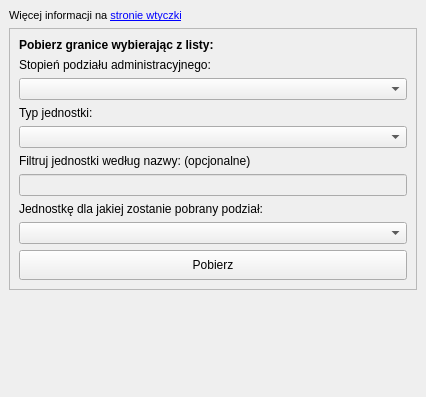
Qt form gissupport_plugin/modules/data_downloader/prg/prg_dockwidget.ui (gis-support/gis-support-plugin) before a commit.
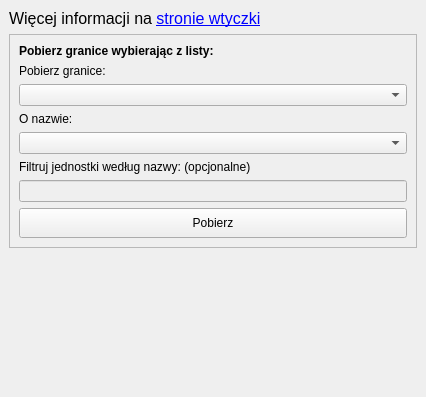
The same form after that commit.

```diff
--- a/gissupport_plugin/modules/data_downloader/prg/prg_dockwidget.ui
+++ b/gissupport_plugin/modules/data_downloader/prg/prg_dockwidget.ui
@@ -35,7 +35,7 @@
        </font>
       </property>
       <property name="text">
-       <string>&lt;html&gt;&lt;head/&gt;&lt;body&gt;&lt;p&gt;Więcej informacji na &lt;a href=&quot;https://gis-support.pl/wtyczka-gis-support/&quot;&gt;&lt;span style=&quot; text-decoration: underline; color:#0000ff;&quot;&gt;stronie wtyczki&lt;/span&gt;&lt;/a&gt;&lt;/p&gt;&lt;/body&gt;&lt;/html&gt;</string>
+       <string>&lt;html&gt;&lt;head/&gt;&lt;body&gt;&lt;p  style=&quot; font-size:12pt;&quot;&gt;Więcej informacji na &lt;a href=&quot;https://gis-support.pl/wtyczka-gis-support/&quot;&gt;&lt;span style=&quot; text-decoration: underline; color:#0000ff;&quot;&gt;stronie wtyczki&lt;/span&gt;&lt;/a&gt;&lt;/p&gt;&lt;/body&gt;&lt;/html&gt;</string>
       </property>
       <property name="textFormat">
        <enum>Qt::RichText</enum>
@@ -69,7 +69,7 @@
        <item>
         <widget class="QLabel" name="label_3">
          <property name="text">
-          <string>Stopień podziału administracyjnego:</string>
+          <string>Pobierz granice:</string>
          </property>
         </widget>
        </item>
@@ -77,14 +77,14 @@
         <widget class="QComboBox" name="entity_division_combobox"/>
        </item>
        <item>
-        <widget class="QLabel" name="label_4">
+        <widget class="QLabel" name="label_6">
          <property name="text">
-          <string>Typ jednostki:</string>
+          <string>O nazwie:</string>
          </property>
         </widget>
        </item>
        <item>
-        <widget class="QComboBox" name="entity_type_combobox"/>
+        <widget class="QComboBox" name="entity_name_combobox"/>
        </item>
        <item>
         <widget class="QLabel" name="label_5">
@@ -100,16 +100,6 @@
          </property>
         </widget>
        </item>
-       <item>
-        <widget class="QLabel" name="label_6">
-         <property name="text">
-          <string>Jednostkę dla jakiej zostanie pobrany podział:</string>
-         </property>
-        </widget>
-       </item>
-       <item>
-        <widget class="QComboBox" name="entity_name_combobox"/>
-       </item>
        <item>
         <widget class="QPushButton" name="btn_download">
          <property name="minimumSize">
```
